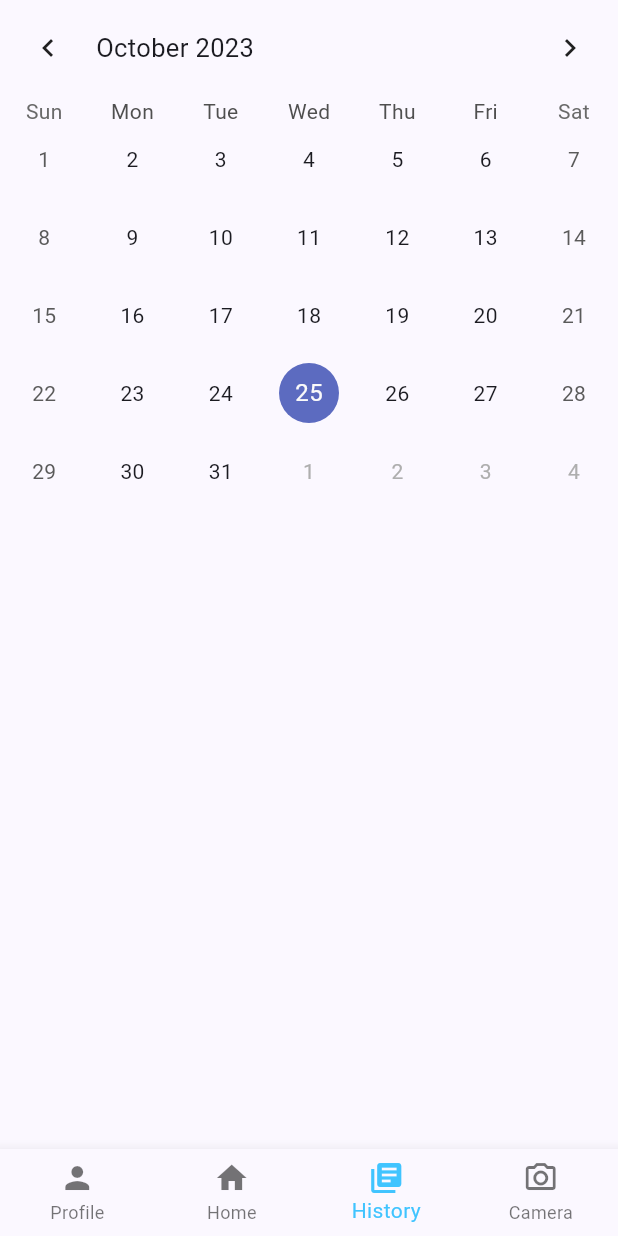
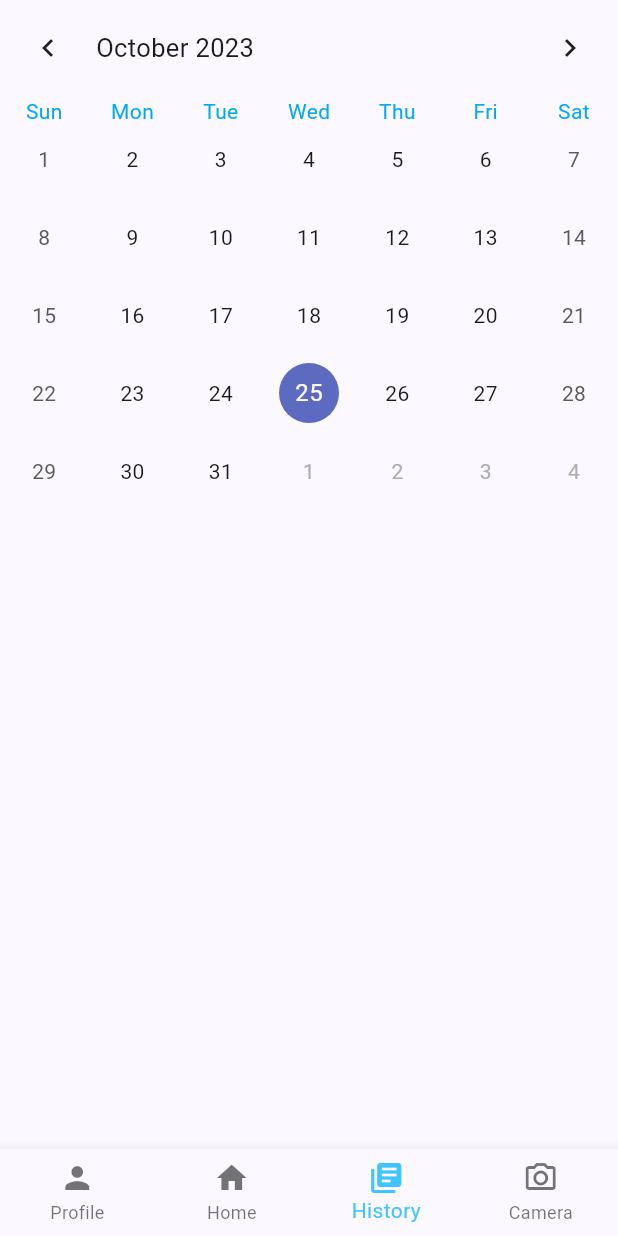
Before and after one commit to JeremyTaraba/alcohol_logger_student, a Flutter app: the HomeScreen screen opened directly, item 3 of the bottom bar chosen, on a phone screen of 412 x 824 dp. Run offline on Flutter 3.47's test engine with Material 2 defaults, Android fonts, the phone set to English and light mode, and no system bars; drawn by our look-alikes of table_calendar; our stand-ins replace camera, cloud_firestore, firebase_auth, firebase_core, flutter_spinkit, modal_progress_hud_nsn and 2 more; missing offline and left inert: tflite_flutter; accounts and stored records are empty.

Commit message:
working on homescreen

```diff
--- a/lib/history_screen.dart
+++ b/lib/history_screen.dart
@@ -1,9 +1,16 @@
 import 'dart:collection';
 
 import 'package:alcohol_logger/utility/bottomNav.dart';
+import 'package:cloud_firestore/cloud_firestore.dart';
+import 'package:firebase_auth/firebase_auth.dart';
 import 'package:flutter/material.dart';
+import 'package:intl/intl.dart';
 import 'package:table_calendar/table_calendar.dart';
 import 'package:alcohol_logger/utility/calendar_utils.dart';
+
+final _firestore = FirebaseFirestore.instance; //for the database
+final auth = FirebaseAuth.instance;
+late User loggedInUser;
 
 class HistoryScreen extends StatefulWidget {
   const HistoryScreen({super.key});
@@ -50,7 +57,9 @@ class _HistoryScreenState extends State<HistoryScreen> {
           body: FutureBuilder(
               future: getDrinkHistory(),
               builder: (context, AsyncSnapshot<dynamic> snapshot) {
-                return TableCalendar(
+                return Column(
+                  children: [
+                    TableCalendar(
                       firstDay: DateTime.utc(2010, 10, 16),
                       lastDay: DateTime.utc(2030, 3, 14),
                       focusedDay: _focusedDay,
@@ -69,6 +78,47 @@ class _HistoryScreenState extends State<HistoryScreen> {
                         });
                         _selectedEvents.value = _getEventsForDay(selectedDay);
                       },
+                      calendarBuilders: CalendarBuilders(
+                        dowBuilder: (context, day) {
+                          final text = DateFormat.E().format(day);
+                          return Center(
+                            child: Text(
+                              text,
+                              style: TextStyle(color: Colors.lightBlue),
+                            ),
+                          );
+                        },
+                      ),
+                    ),
+                    const SizedBox(height: 8.0),
+                    Expanded(
+                      child: ValueListenableBuilder<List<Event>>(
+                        // show the events
+                        valueListenable: _selectedEvents,
+                        builder: (context, value, _) {
+                          return ListView.builder(
+                            itemCount: value.length,
+                            itemBuilder: (context, index) {
+                              return Container(
+                                margin: const EdgeInsets.symmetric(
+                                  horizontal: 12.0,
+                                  vertical: 4.0,
+                                ),
+                                decoration: BoxDecoration(
+                                  border: Border.all(),
+                                  borderRadius: BorderRadius.circular(12.0),
+                                ),
+                                child: ListTile(
+                                  onTap: () => print('${value[index]}'),
+                                  title: Text('${value[index]}'),
+                                ),
+                              );
+                            },
+                          );
+                        },
+                      ),
+                    ),
+                  ],
                 );
               }),
           bottomNavigationBar: BottomNav(
@@ -79,5 +129,32 @@ class _HistoryScreenState extends State<HistoryScreen> {
     );
   }
 
-  getDrinks() {}
+  getDrinks() async {
+    LinkedHashMap<DateTime, List<Event>> events = LinkedHashMap();
+    List<Event> listOfDrinks = [];
+
+    try {
+      final user = await auth.currentUser;
+      if (user != null) {
+        loggedInUser = user;
       }
+
+      var docRef = _firestore.collection('drinks').doc(loggedInUser.email);
+      DocumentSnapshot doc = await docRef.get();
+      final data = await doc.data() as Map<String, dynamic>;
+
+      data.forEach((key, value) {
+        // goes through each date
+        data[key].forEach((innerKey, innerValue) {
+          // goes through each drink at date
+          listOfDrinks.add(Event("$innerKey: ${innerValue.toString()} oz")); //adding each drink to the list
+        });
+        events[DateTime.parse("$key 00:00:00.000")] = listOfDrinks.toList(); //create the event
+        listOfDrinks.clear(); //clear the drinks for the next event
+      });
+    } catch (e) {
+      print(e);
+    }
+    return events;
+  }
+}
--- a/pubspec.yaml
+++ b/pubspec.yaml
@@ -48,6 +48,7 @@ dependencies:
   path_provider: ^2.1.1
   tflite_flutter: ^0.10.1
   table_calendar: ^3.0.9
+  syncfusion_flutter_datepicker: ^22.2.10
 
 
 
```
Also changed, not shown: lib/home_screen.dart (+71 -12 lines), pubspec.lock. Lines whose indentation alone changed are shown as unchanged.
